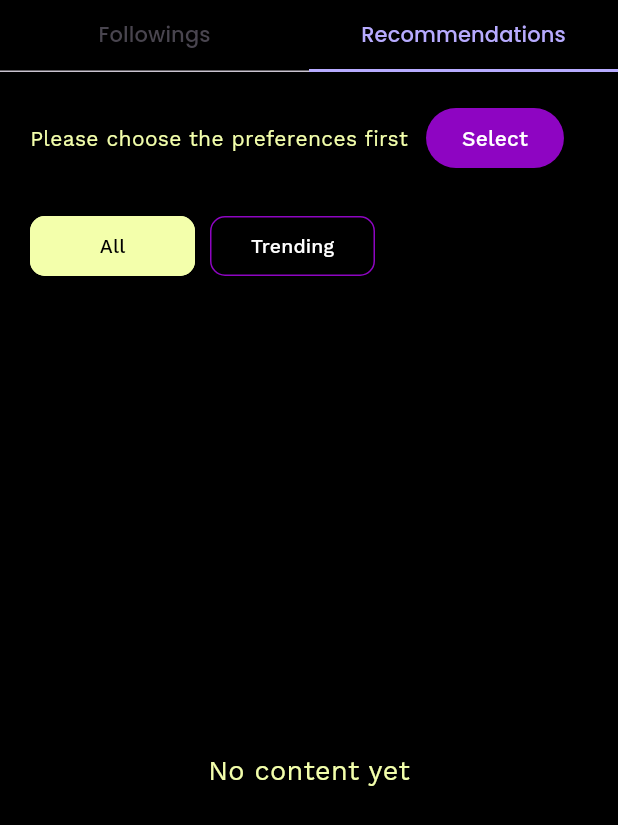
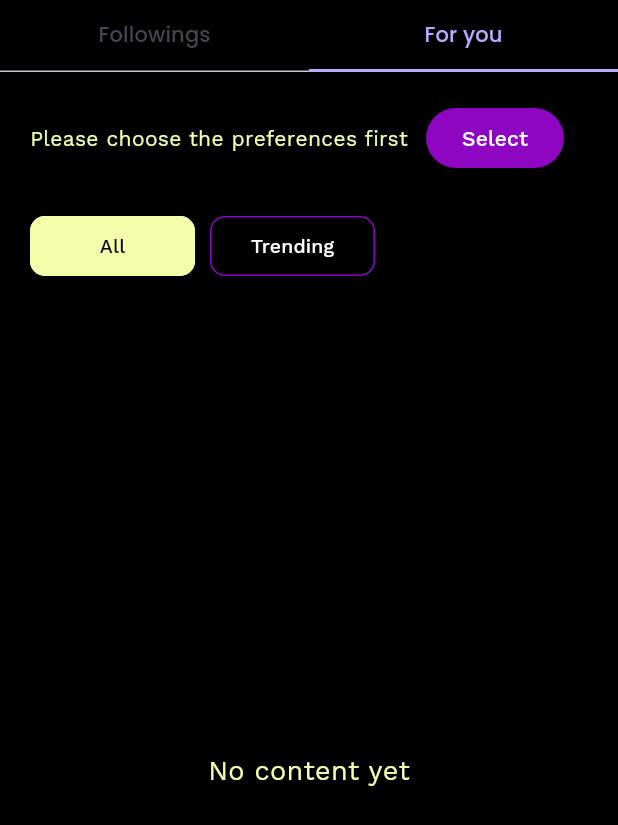
Before and after one commit to AzashiroMerume/Merume-Mobile, a Flutter app: the FollowingTabScreen screen opened directly, tab 2 chosen, on a phone screen of 412 x 824 dp. Shown: the top 825 px of the screen. Run offline on Flutter 3.47's test engine with Material 3 defaults, Android fonts, the phone set to English and light mode, and no system bars; our stand-ins replace connectivity_plus, email_validator, firebase_auth, firebase_core, firebase_storage, flutter_secure_storage and 3 more; missing offline and left inert: firebase_app_check; accounts and stored records are empty; network calls fail; statements that could not run were skipped.

Commit message:
little fixes

```diff
--- a/lib/screens/main/tab_bar_screens/followings_channels_tab_bar_screen/following_tab_screen.dart
+++ b/lib/screens/main/tab_bar_screens/followings_channels_tab_bar_screen/following_tab_screen.dart
@@ -52,7 +52,7 @@ class _FollowingTabScreenState extends State<FollowingTabScreen> {
                   indicatorSize: TabBarIndicatorSize.tab,
                   tabs: [
                     Tab(text: 'Followings'),
-                    Tab(text: 'Recommendations'),
+                    Tab(text: 'For you'),
                   ],
                 ),
               ),
```
Also changed, not shown: lib/screens/main/main_tab_bar_screen.dart (+5 -2 lines).
